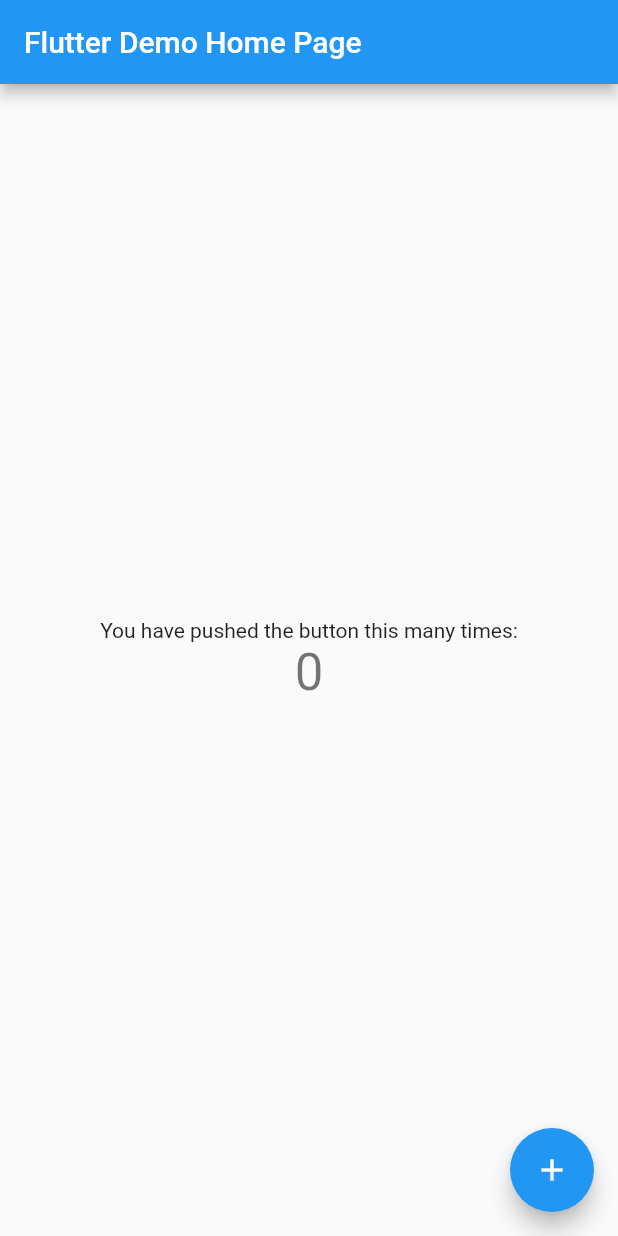
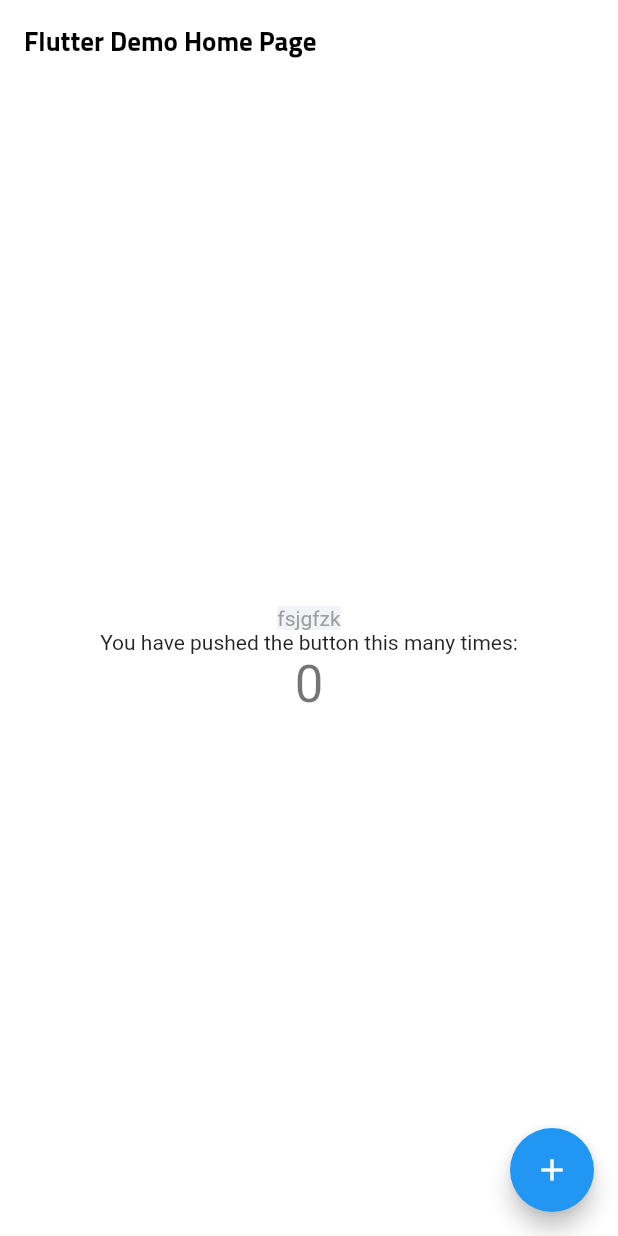
Before and after one commit to AbdulrahmanRamadan22/ecommerce, a Flutter app: the screen it shows after launch, on a phone screen of 412 x 824 dp. Run offline on Flutter 3.47's test engine with Material 2 defaults, Android fonts, the phone set to English and light mode, and no system bars.

Commit message:
second Commit

```diff
--- a/lib/main.dart
+++ b/lib/main.dart
@@ -1,4 +1,6 @@
 import 'package:flutter/material.dart';
+import 'package:store_app_advanced/shared/styles/colors.dart';
+import 'package:store_app_advanced/shared/styles/themes.dart';
 
 void main() {
   runApp(const MyApp());
@@ -11,10 +13,9 @@ class MyApp extends StatelessWidget {
   @override
   Widget build(BuildContext context) {
     return MaterialApp(
+      debugShowCheckedModeBanner: false,
       title: 'Store',
-      theme: ThemeData(
-
-      ),
+      theme: lightThemeData(),
       home: const MyHomePage(title: 'Flutter Demo Home Page'),
     );
   }
@@ -86,6 +87,11 @@ class _MyHomePageState extends State<MyHomePage> {
           // horizontal).
           mainAxisAlignment: MainAxisAlignment.center,
           children: <Widget>[
+
+            Container(
+              color: AppColor.gray1,
+              child: Text("fsjgfzk",style: TextStyle(color: Colors.grey,)),
+            ),
             const Text(
               'You have pushed the button this many times:',
             ),
--- /dev/null
+++ b/lib/shared/styles/colors.dart
@@ -0,0 +1,12 @@
+import 'package:flutter/material.dart';
+
+class AppColor{
+
+ static const Color defaultColor =   Color(0xff50a1d8); //default App
+ static const Color white = Colors.white;
+ static  const Color black = Colors.black; //title
+ static const Color dark =  Color(0xff3F3F3F);
+ static  const Color gray =  Color(0xffa5a6a8); //Sub Title
+ static const Color gray1 = Color(0xfff2f3f7); //Continar
+
+}
--- /dev/null
+++ b/lib/shared/styles/themes.dart
@@ -0,0 +1,93 @@
+import 'package:flutter/material.dart';
+import 'package:flutter/services.dart';
+import 'package:store_app_advanced/shared/styles/colors.dart';
+
+ThemeData lightThemeData() {
+  return ThemeData(
+    scaffoldBackgroundColor: AppColor.white,
+    appBarTheme: const AppBarTheme(
+      systemOverlayStyle: SystemUiOverlayStyle(
+        statusBarColor: AppColor.white,
+        statusBarBrightness: Brightness.dark,
+      ),
+
+      backgroundColor: AppColor.white,
+      elevation: 0.0,
+      titleTextStyle: TextStyle(
+        color: AppColor.black,
+        fontSize: 18,
+        fontWeight: FontWeight.bold,
+        fontFamily: "Cairo",
+      ),
+
+    ),
+      bottomNavigationBarTheme:const BottomNavigationBarThemeData(
+        type: BottomNavigationBarType.fixed,
+        selectedItemColor: AppColor.defaultColor,
+
+      ),
+
+  );
+}
+
+
+
+
+
+
+
+
+
+
+
+
+
+
+//     textTheme: TextTheme(
+//       headlineMedium: TextStyle(
+//         color: maincolor,
+//       ),
+//       headlineSmall: TextStyle(
+//         color: dark,
+//       ),
+//       bodyLarge: const TextStyle(
+//         color: Colors.black,
+//       ),
+//       bodyMedium: const TextStyle(
+//         color: Colors.black,
+//       ),
+//       bodySmall: const TextStyle(
+//         color: Colors.white,
+//       ),
+//     ),
+//     scaffoldBackgroundColor: white,
+//     appBarTheme: AppBarTheme(
+//       elevation: 0,
+//       backgroundColor: white,
+//       titleTextStyle: TextStyle(
+//         color: dark,
+//       ),
+//       iconTheme: IconThemeData(
+//         color: dark,
+//       ),
+//     ),
+//     fontFamily: 'Poppins',
+//     primarySwatch: maincolor,
+//     bottomNavigationBarTheme: BottomNavigationBarThemeData(
+//       type: BottomNavigationBarType.fixed,
+//       showSelectedLabels: true,
+//       showUnselectedLabels: true,
+//       backgroundColor: white,
+//       selectedIconTheme: IconThemeData(
+//         color: maincolor,
+//       ),
+//       unselectedIconTheme: const IconThemeData(
+//         color: Colors.grey,
+//       ),
+//       selectedLabelStyle: TextStyle(
+//         color: maincolor,
+//       ),
+//       unselectedItemColor: dark,
+//     ),
+//   );
+// }
```
Also changed, not shown: lib/shared/constants/image_assets.dart (added, +11 -0 lines), lib/shared/widgets/default_form_field.dart (added, +48 -0 lines), pubspec.yaml (+9 -7 lines), assets/fonts/Cairo/Cairo-Black.ttf (added), assets/fonts/Cairo/Cairo-Bold.ttf (added), assets/fonts/Cairo/Cairo-ExtraLight.ttf (added), assets/fonts/Cairo/Cairo-Light.ttf (added), assets/fonts/Cairo/Cairo-Regular.ttf (added), assets/fonts/Cairo/Cairo-SemiBold.ttf (added), assets/images/onboardingfour.png (added), assets/images/onboardingone.png (added), assets/images/onboardingthree.png (added), assets/images/onboardingtwo.png (added), lib/layout/shop_layout.dart (added), 2 more files.
